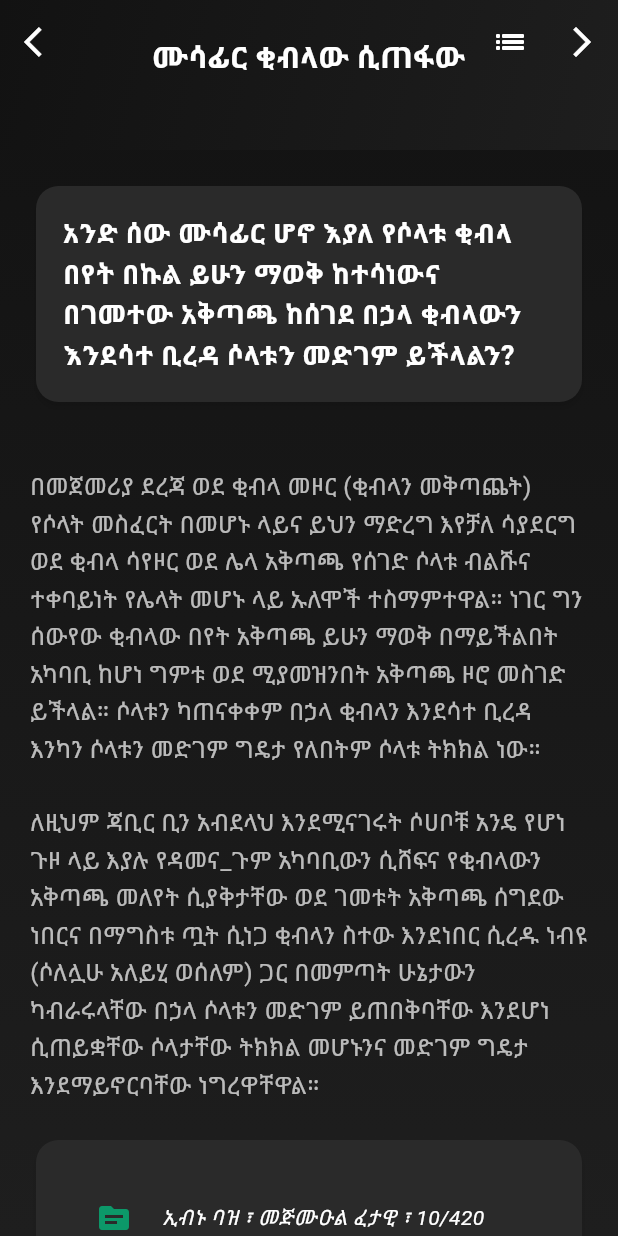
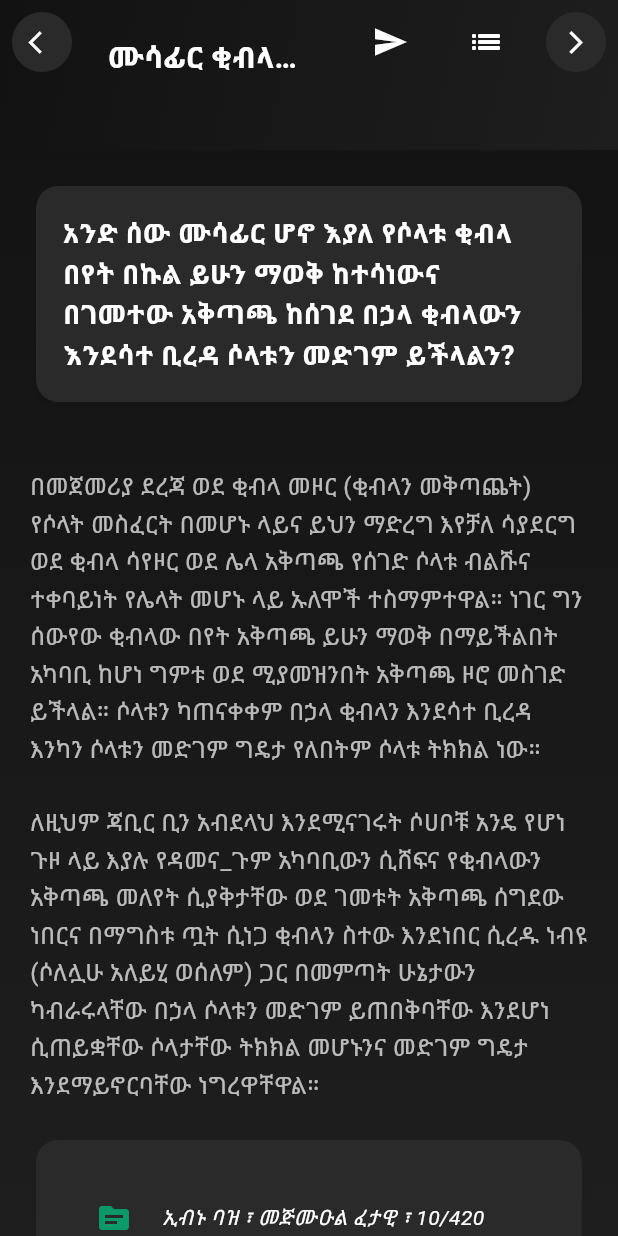
Before and after one commit to abduseK/Ye-Elm-Kazna, a Flutter app: the Page6 screen opened directly, on a phone screen of 412 x 824 dp. Run offline on Flutter 3.47's test engine with Material 3 defaults, Android fonts, the light colour scheme and no system bars; our stand-ins replace marquee, share.

Commit message:
update on ABTAI on page 6

```diff
--- a/lib/pages/page6.dart
+++ b/lib/pages/page6.dart
@@ -1,4 +1,5 @@
 import 'package:flutter/material.dart';
+import 'package:share/share.dart';
 import 'package:ye_elm_kazna/files/listfiles3.dart';
 import 'package:ye_elm_kazna/widgets/refractor_widgets.dart';
 
@@ -64,22 +65,45 @@
               ),
             ),
           ),
-          leading: IconButton(
-            onPressed: () => updateNumbers(-1),
-            icon: Icon(Icons.arrow_back_ios, color: Colors.white),
+          leading: Padding(
+            padding: const EdgeInsets.all(8.0),
+            child: CircleAvatar(
+              backgroundColor: Color(0xFF2A2A2A),
+              child: IconButton(
+                iconSize: 18,
+                onPressed: () => updateNumbers(-1),
+                icon: Icon(
+                  Icons.arrow_back_ios,
+                  color: Colors.white,
+                ),
+              ),
+            ),
           ),
           actions: [
-            // IconButton(
-            //   onPressed: () => Share.share(texts[textNumber]),
-            //   icon: Icon(Icons.send, color: Colors.white),
-            // ),
-            IconButton(
-              onPressed: () => Navigator.pop(context),
-              icon: Icon(Icons.list_sharp, color: Colors.white),
+            Padding(
+              padding: const EdgeInsets.symmetric(horizontal: 8.0),
+              child: IconButton(
+                onPressed: () => Share.share(texts3[textNumber]),
+                icon: Icon(Icons.send, color: Colors.white),
+              ),
             ),
-            IconButton(
-              onPressed: () => updateNumbers(1),
-              icon: Icon(Icons.arrow_forward_ios, color: Colors.white),
+            Padding(
+              padding: const EdgeInsets.symmetric(horizontal: 8.0),
+              child: IconButton(
+                onPressed: () => Navigator.pop(context),
+                icon: Icon(Icons.list_sharp, color: Colors.white),
+              ),
+            ),
+            Padding(
+              padding: const EdgeInsets.all(8.0),
+              child: CircleAvatar(
+                backgroundColor: Color(0xFF2A2A2A),
+                child: IconButton(
+                  iconSize: 18,
+                  onPressed: () => updateNumbers(1),
+                  icon: Icon(Icons.arrow_forward_ios, color: Colors.white),
+                ),
+              ),
             ),
           ],
         ),
```
